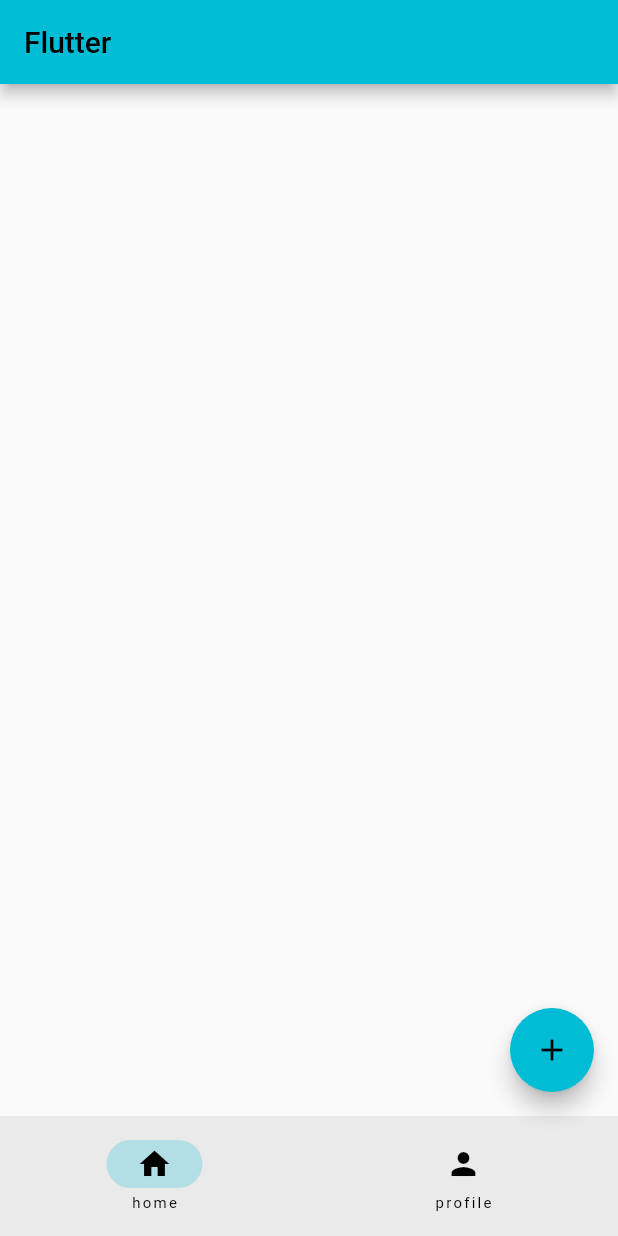
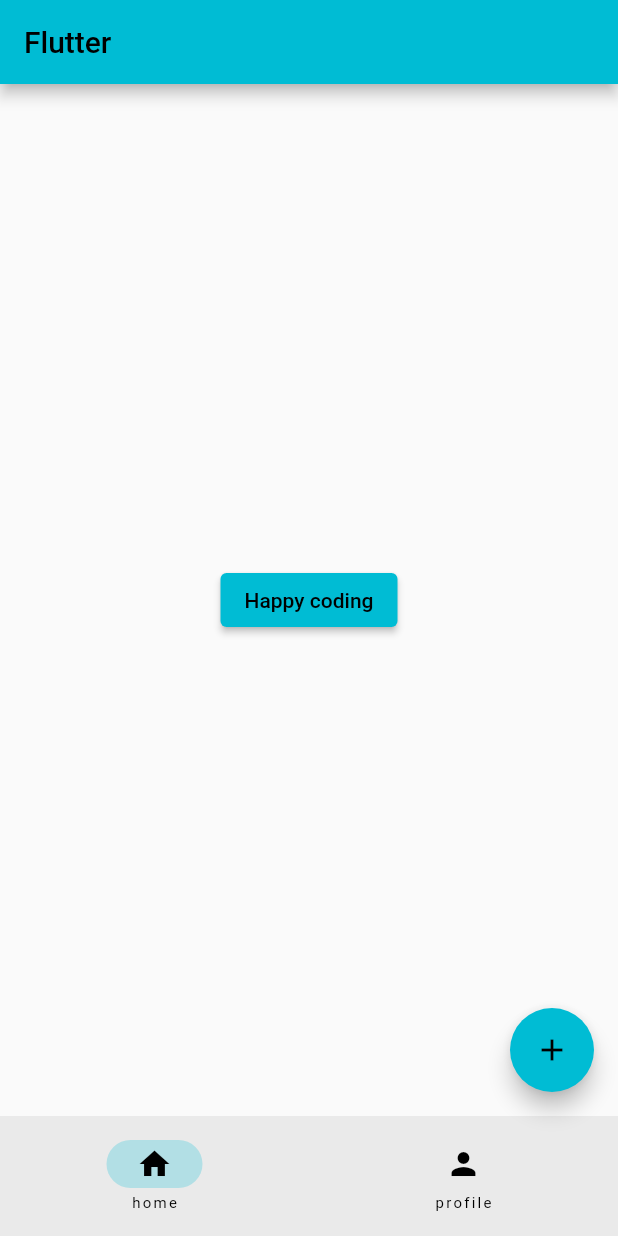
Before and after one commit to hshehabu/simple-flutter-app, a Flutter app: the screen it shows after launch, on a phone screen of 412 x 824 dp. Run offline on Flutter 3.47's test engine with Material 2 defaults, Android fonts, the phone set to English and light mode, and no system bars.

Commit message:
home page

```diff
--- /dev/null
+++ b/lib/home_page.dart
@@ -0,0 +1,20 @@
+import 'package:flutter/material.dart';
+import 'package:simple_flutter_app/happy_coding.dart';
+
+class HomePage extends StatelessWidget {
+  const HomePage({Key? key}) : super(key: key);
+
+  @override
+  Widget build(BuildContext context) {
+    return Center(
+      child: ElevatedButton(
+          onPressed: () {
+            Navigator.of(context).push(MaterialPageRoute(builder: (BuildContext context){
+            return const HappyCoding();
+            }),
+            );
+          },
+          child: const Text('Happy coding'),),
+    );
+  }
+}
--- a/lib/main.dart
+++ b/lib/main.dart
@@ -1,4 +1,6 @@
 import 'package:flutter/material.dart';
+
+import 'home_page.dart';
 
 void main() {
   runApp(const MyApp());
@@ -13,7 +15,7 @@ class MyApp extends StatelessWidget {
       theme: ThemeData(
         primarySwatch: Colors.cyan,
       ),
-      home: RootPage(),
+      home: const RootPage(),
 
     );
   }
@@ -35,6 +37,7 @@ class _RootPageState extends State<RootPage> {
           'Flutter'
         ),
       ),
+      body: const HomePage(),
       floatingActionButton: FloatingActionButton(onPressed: (){
         setState(() {
           debugPrint('floating button is being pressed');
```
